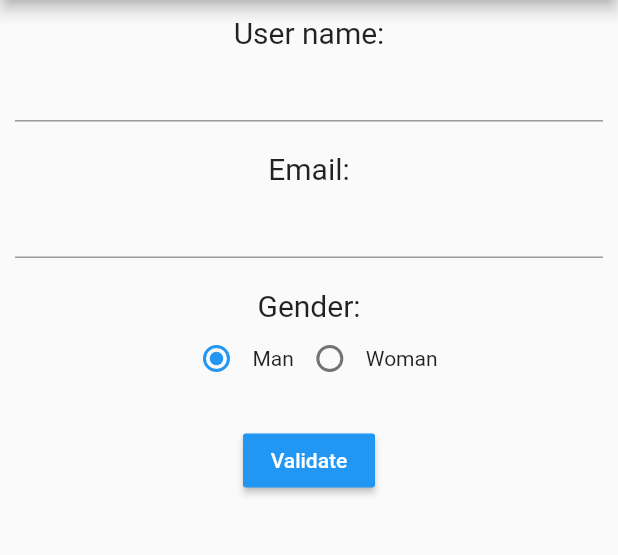
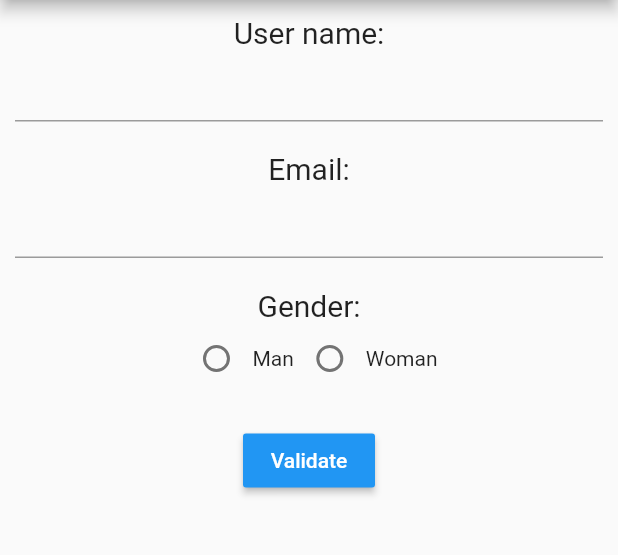
Before and after one commit to shumidub/flutter_demo, a Flutter app: the screen it shows after launch, on a phone screen of 412 x 824 dp, the part 84-639 px from its top. Run offline on Flutter 3.47's test engine with Material 2 defaults, Android fonts, the phone set to English and light mode, and no system bars.

```diff
--- a/lib/MyForm.dart
+++ b/lib/MyForm.dart
@@ -10,7 +10,11 @@ class MyForm extends StatefulWidget {
 
 class MyFormState extends State<MyForm> {
   final _formKey = GlobalKey<FormState>();
-  int _gender = 0;
+  Gender _gender;
+
+  void _setGender(Gender gender) {
+    this._gender = gender;
+  }
 
   @override
   Widget build(BuildContext context) {
@@ -40,9 +44,9 @@ class MyFormState extends State<MyForm> {
 
               Text('Gender:', style: TextStyle(fontSize: 20.0),),
               Row(mainAxisAlignment : MainAxisAlignment.center, children: <Widget>[
-                Radio(value: 0, groupValue: _gender, onChanged: (int value) {setState(() { _gender = value;});}),
+                Radio(value: Gender.male, groupValue: _gender, onChanged: (Gender value) { this._setGender(value); setState(() {});}),
                 Text("Man"),
-                Radio(value: 1, groupValue: _gender, onChanged: (int value) {setState(() { _gender = value;});}),
+                Radio(value: Gender.female, groupValue: _gender, onChanged: (Gender value) { this._setGender(value); setState(() {});}),
                 Text("Woman")
               ]),
               Padding(padding: EdgeInsets.all(10.0)),
@@ -65,3 +69,5 @@ class MyFormState extends State<MyForm> {
     );
   }
 }
+
+enum Gender {male, female}
```
